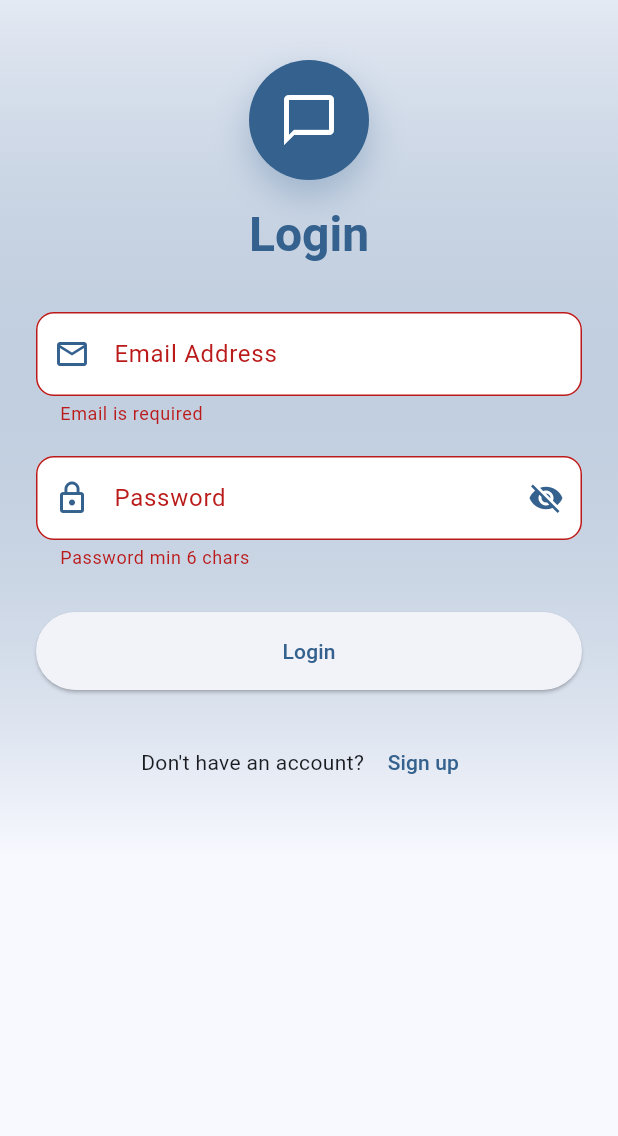
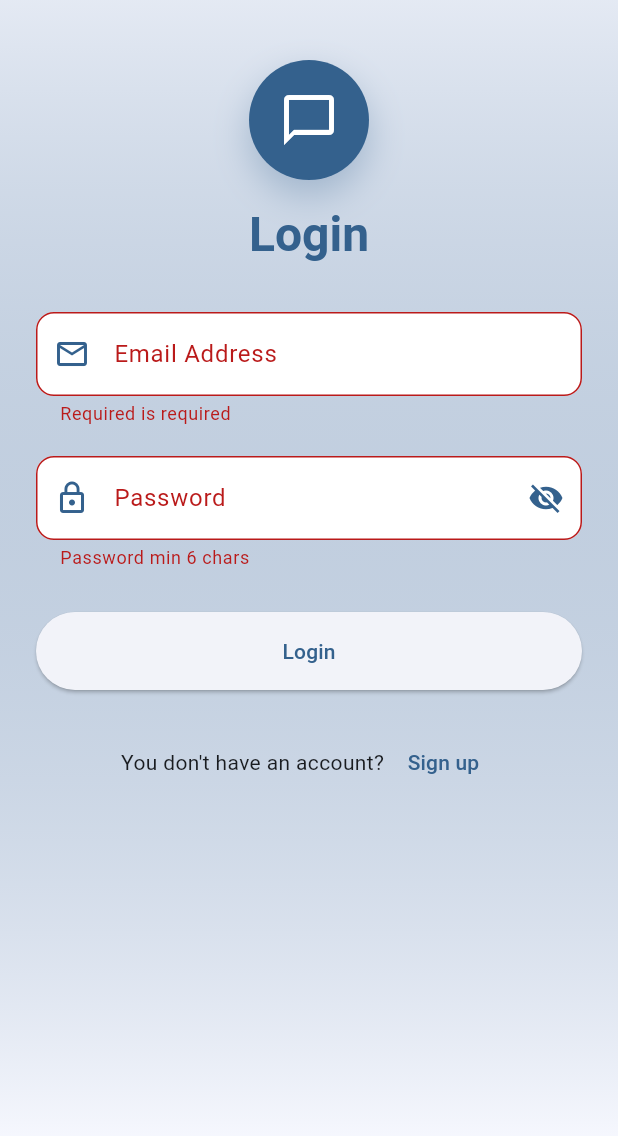
Before and after one commit to revocajana/chatapp, a Flutter app: the screen it shows after launch, after a tap on "Login", on a phone screen of 412 x 824 dp, the part 84-1220 px from its top. Run offline on Flutter 3.47's test engine with Material 3 defaults, Android fonts, the phone set to English and light mode, and no system bars; our stand-ins replace cloud_firestore, firebase_auth, firebase_core, firebase_messaging; accounts and stored records are empty.

Commit message:
Third commit

```diff
--- a/lib/screens/auth/login.dart
+++ b/lib/screens/auth/login.dart
@@ -1,8 +1,8 @@
 import 'package:flutter/material.dart';
-//import '../../theme/app_colors.dart';
+import '../../theme/app_colors.dart';
 import '../../services/auth_service.dart';
 import '../../services/user_service.dart';
-//import '../../services/notification_service.dart'; // for notification initialization on login
+import '../../services/notification_service.dart'; // for notification initialization on login
 
 class LoginScreen extends StatefulWidget {
   const LoginScreen({super.key});
@@ -83,7 +83,16 @@ class _LoginScreenState extends State<LoginScreen> {
         backgroundColor: primaryColor,
         elevation: 0,
       ),
-      body: Container(
+      body: LayoutBuilder(
+        builder: (context, constraints) {
+          // adapt horizontal padding / width depending on device size
+          final bool isWide = constraints.maxWidth >= 600;
+          final double horizontalPadding = isWide ? constraints.maxWidth * 0.1 : 24.0;
+          final double formMaxWidth = isWide ? 500.0 : double.infinity;
+
+          return Container(
+            width: double.infinity,
+            height: double.infinity,
             decoration: BoxDecoration(
               gradient: LinearGradient(
                 begin: Alignment.topCenter,
@@ -95,8 +104,12 @@ class _LoginScreenState extends State<LoginScreen> {
               ),
             ),
             child: SingleChildScrollView(
+              child: Center(
+                child: ConstrainedBox(
+                  constraints: BoxConstraints(maxWidth: formMaxWidth),
                   child: Padding(
-            padding: const EdgeInsets.symmetric(horizontal: 24.0, vertical: 40.0),
+                    padding: EdgeInsets.symmetric(
+                        horizontal: horizontalPadding, vertical: 40.0),
                     child: Form(
                       key: _formKey,
                       child: Column(
@@ -108,8 +121,8 @@ class _LoginScreenState extends State<LoginScreen> {
                             child: Column(
                               children: [
                                 Container(
-                          width: 80,
-                          height: 80,
+                                  width: isWide ? 100 : 80,
+                                  height: isWide ? 100 : 80,
                                   decoration: BoxDecoration(
                                     shape: BoxShape.circle,
                                     color: primaryColor,
@@ -121,16 +134,19 @@ class _LoginScreenState extends State<LoginScreen> {
                                       ),
                                     ],
                                   ),
-                          child: const Icon(
+                                  child: Icon(
                                     Icons.chat_bubble_outline,
-                            size: 40,
+                                    size: isWide ? 50 : 40,
                                     color: Colors.white,
                                   ),
                                 ),
                                 const SizedBox(height: 16),
                                 Text(
                                   'Login',
-                          style: Theme.of(context).textTheme.headlineLarge?.copyWith(
+                                  style: Theme.of(context)
+                                      .textTheme
+                                      .headlineLarge
+                                      ?.copyWith(
                                         fontWeight: FontWeight.bold,
                                         color: primaryColor,
                                       ),
@@ -146,7 +162,8 @@ class _LoginScreenState extends State<LoginScreen> {
                             decoration: InputDecoration(
                               labelText: 'Email Address',
                               hintText: 'Enter your email',
-                      prefixIcon: Icon(Icons.email_outlined, color: primaryColor),
+                              prefixIcon:
+                                  Icon(Icons.email_outlined, color: primaryColor),
                               filled: true,
                               fillColor: Colors.white,
                               border: OutlineInputBorder(
@@ -154,8 +171,8 @@ class _LoginScreenState extends State<LoginScreen> {
                               ),
                             ),
                             validator: (v) {
-                      if (v == null || v.isEmpty) return 'Email is required';
-                      if (!_isValidEmail(v.trim())) return 'Enter a valid email';
+                              if (v == null || v.isEmpty) return 'Required is required';
+                              if (!_isValidEmail(v.trim())) return 'Required a valid email';
                               return null;
                             },
                           ),
@@ -168,7 +185,8 @@ class _LoginScreenState extends State<LoginScreen> {
                             decoration: InputDecoration(
                               labelText: 'Password',
                               hintText: 'Enter your password',
-                      prefixIcon: Icon(Icons.lock_outline, color: primaryColor),
+                              prefixIcon:
+                                  Icon(Icons.lock_outline, color: primaryColor),
                               suffixIcon: IconButton(
                                 icon: Icon(
                                   _showPassword ? Icons.visibility : Icons.visibility_off,
@@ -196,8 +214,7 @@ class _LoginScreenState extends State<LoginScreen> {
                             child: _loading
                                 ? Center(
                                     child: CircularProgressIndicator(
-                              valueColor:
-                                  AlwaysStoppedAnimation<Color>(primaryColor),
+                                      valueColor: AlwaysStoppedAnimation<Color>(primaryColor),
                                     ),
                                   )
                                 : ElevatedButton(
@@ -211,7 +228,7 @@ class _LoginScreenState extends State<LoginScreen> {
                           Row(
                             mainAxisAlignment: MainAxisAlignment.center,
                             children: [
-                      const Text("Don't have an account? "),
+                              const Text("You don't have an account? "),
                               TextButton(
                                 onPressed: () =>
                                     Navigator.pushReplacementNamed(context, '/signup'),
@@ -225,6 +242,10 @@ class _LoginScreenState extends State<LoginScreen> {
                   ),
                 ),
               ),
+            ),
+          );
+        },
+      ),
     );
   }
 }
```
Lines whose indentation alone changed are shown as unchanged.
